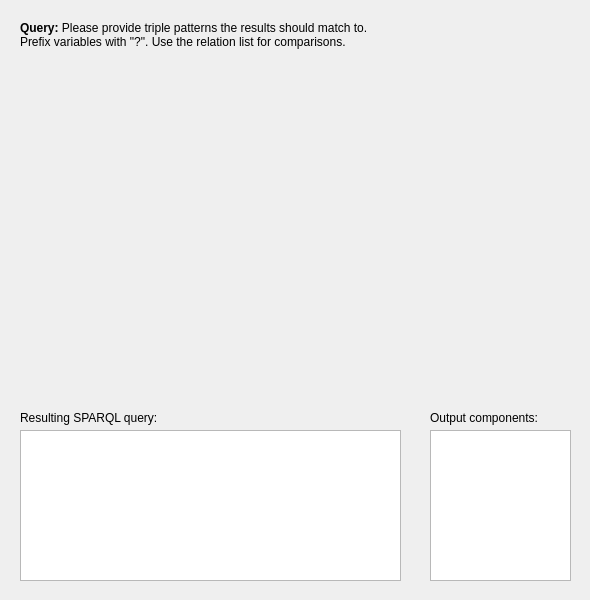
Qt form vqbform.ui (sarslanhan/vqb) before a commit.
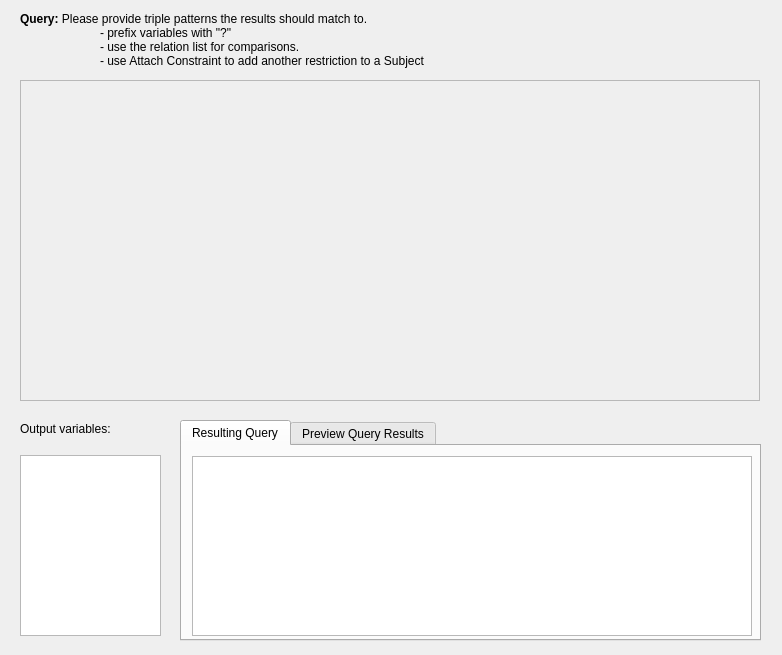
The same form after that commit.

Diff of the .ui file:
```diff
--- a/vqbform.ui
+++ b/vqbform.ui
@@ -6,8 +6,8 @@
    <rect>
     <x>0</x>
     <y>0</y>
-    <width>590</width>
-    <height>600</height>
+    <width>782</width>
+    <height>655</height>
    </rect>
   </property>
   <property name="windowTitle">
@@ -17,9 +17,9 @@
    <property name="geometry">
     <rect>
      <x>20</x>
-     <y>20</y>
+     <y>10</y>
      <width>491</width>
-     <height>31</height>
+     <height>61</height>
     </rect>
    </property>
    <property name="text">
@@ -28,66 +28,100 @@
 p, li { white-space: pre-wrap; }
 &lt;/style&gt;&lt;/head&gt;&lt;body style=&quot; font-family:'DejaVu Sans'; font-size:9pt; font-weight:400; font-style:normal;&quot;&gt;
 &lt;p style=&quot; margin-top:0px; margin-bottom:0px; margin-left:0px; margin-right:0px; -qt-block-indent:0; text-indent:0px;&quot;&gt;&lt;span style=&quot; font-weight:600;&quot;&gt;Query:&lt;/span&gt; Please provide triple patterns the results should match to. &lt;/p&gt;
-&lt;p style=&quot; margin-top:0px; margin-bottom:0px; margin-left:0px; margin-right:0px; -qt-block-indent:0; text-indent:0px;&quot;&gt;Prefix variables with &quot;?&quot;. Use the relation list for comparisons.&lt;/p&gt;&lt;/body&gt;&lt;/html&gt;</string>
-   </property>
-  </widget>
-  <widget class="QWidget" name="verticalLayoutWidget">
-   <property name="geometry">
-    <rect>
-     <x>20</x>
-     <y>60</y>
-     <width>551</width>
-     <height>341</height>
-    </rect>
-   </property>
-   <layout class="QVBoxLayout" name="verticalLayout"/>
-  </widget>
-  <widget class="QTextEdit" name="queryViewer">
-   <property name="geometry">
-    <rect>
-     <x>20</x>
-     <y>430</y>
-     <width>381</width>
-     <height>151</height>
-    </rect>
+&lt;p style=&quot; margin-top:0px; margin-bottom:0px; margin-left:0px; margin-right:0px; -qt-block-indent:0; text-indent:0px;&quot;&gt;	- prefix variables with &quot;?&quot;&lt;/p&gt;
+&lt;p style=&quot; margin-top:0px; margin-bottom:0px; margin-left:0px; margin-right:0px; -qt-block-indent:0; text-indent:0px;&quot;&gt;	- use the relation list for comparisons.&lt;/p&gt;
+&lt;p style=&quot; margin-top:0px; margin-bottom:0px; margin-left:0px; margin-right:0px; -qt-block-indent:0; text-indent:0px;&quot;&gt;	- use Attach Constraint to add another restriction to a Subject&lt;/p&gt;&lt;/body&gt;&lt;/html&gt;</string>
    </property>
   </widget>
   <widget class="QPlainTextEdit" name="outputList">
    <property name="geometry">
     <rect>
-     <x>430</x>
-     <y>430</y>
+     <x>20</x>
+     <y>455</y>
      <width>141</width>
-     <height>151</height>
+     <height>181</height>
     </rect>
    </property>
   </widget>
-  <widget class="QLabel" name="label_2">
-   <property name="geometry">
-    <rect>
-     <x>20</x>
-     <y>410</y>
-     <width>191</width>
-     <height>16</height>
-    </rect>
-   </property>
-   <property name="text">
-    <string>Resulting SPARQL query:</string>
-   </property>
-  </widget>
   <widget class="QLabel" name="label_3">
    <property name="geometry">
     <rect>
-     <x>430</x>
-     <y>410</y>
+     <x>20</x>
+     <y>421</y>
      <width>131</width>
      <height>16</height>
     </rect>
    </property>
    <property name="text">
-    <string>Output components:</string>
+    <string>Output variables:</string>
    </property>
   </widget>
+  <widget class="QTabWidget" name="tabWidget">
+   <property name="geometry">
+    <rect>
+     <x>180</x>
+     <y>420</y>
+     <width>581</width>
+     <height>221</height>
+    </rect>
+   </property>
+   <property name="currentIndex">
+    <number>0</number>
+   </property>
+   <widget class="QWidget" name="tabQuery">
+    <attribute name="title">
+     <string>Resulting Query</string>
+    </attribute>
+    <widget class="QTextEdit" name="queryViewer">
+     <property name="geometry">
+      <rect>
+       <x>10</x>
+       <y>10</y>
+       <width>560</width>
+       <height>180</height>
+      </rect>
+     </property>
+    </widget>
+   </widget>
+   <widget class="QWidget" name="tabResults">
+    <attribute name="title">
+     <string>Preview Query Results</string>
+    </attribute>
+    <widget class="QTextEdit" name="queryResults">
+     <property name="geometry">
+      <rect>
+       <x>10</x>
+       <y>10</y>
+       <width>560</width>
+       <height>180</height>
+      </rect>
+     </property>
+    </widget>
+   </widget>
+  </widget>
+  <widget class="QScrollArea" name="scrollArea">
+   <property name="geometry">
+    <rect>
+     <x>20</x>
+     <y>80</y>
+     <width>740</width>
+     <height>321</height>
+    </rect>
+   </property>
+   <property name="widgetResizable">
+    <bool>true</bool>
+   </property>
+   <widget class="QWidget" name="scrollAreaWidgetContents">
+    <property name="geometry">
+     <rect>
+      <x>0</x>
+      <y>0</y>
+      <width>736</width>
+      <height>317</height>
+     </rect>
+    </property>
+   </widget>
+  </widget>
  </widget>
  <layoutdefault spacing="6" margin="11"/>
  <tabstops>
```
